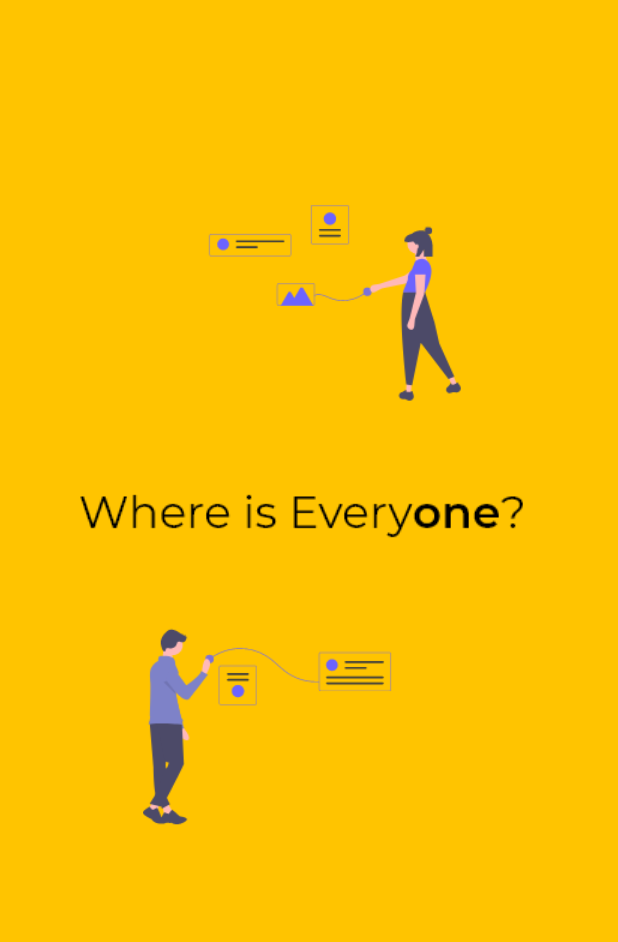
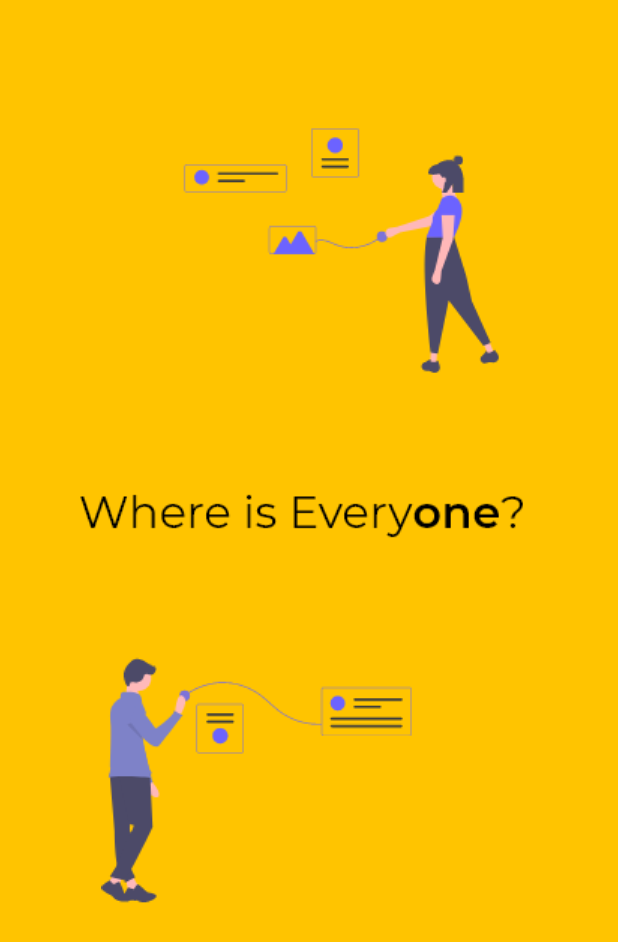
Before and after one commit to Shraddhasaini/Whereisevery1, a Flutter app: the first screen one second after launch, on a phone screen of 412 x 824 dp. Shown: the top 942 px of the screen. Run offline on Flutter 3.47's test engine with Material 2 defaults, Android fonts, the phone set to English and light mode, and no system bars; our stand-ins replace firebase_auth; accounts and stored records are empty.

Commit message:
added animation

```diff
--- a/lib/main.dart
+++ b/lib/main.dart
@@ -49,7 +49,7 @@ class _SplashState extends State<Splash> {
                 children: <Widget>[
                   Center(
                     child: TweenAnimationBuilder(
-                      duration: Duration(seconds: 1),
+                      duration: Duration(milliseconds: 600),
                       tween: Tween<double>(begin: 0,end: 1),
                       builder: (_, double size, __){
                         return Transform.scale(scale: size,
```
